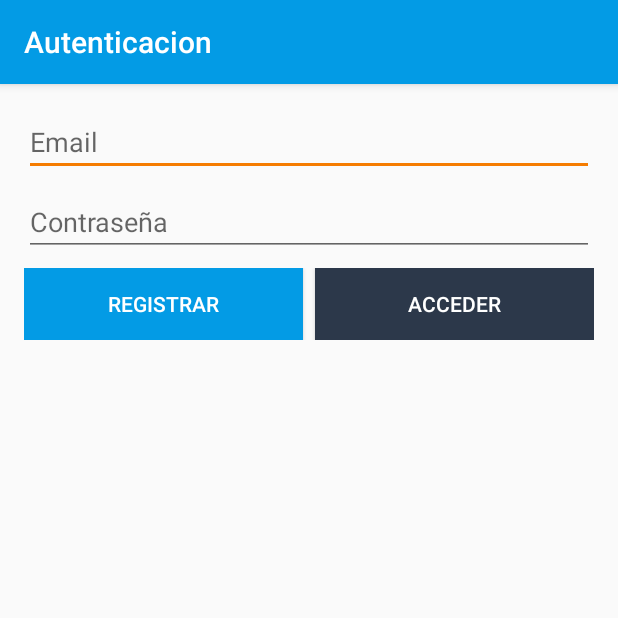
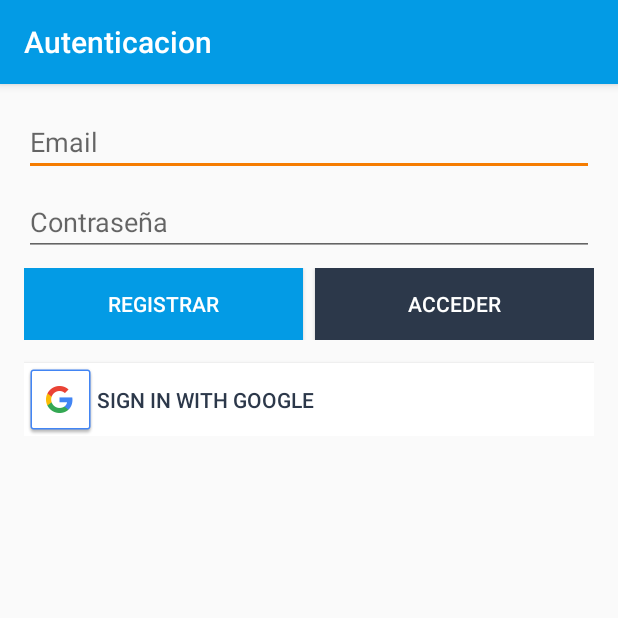
Before and after one commit to Andrea9924/Cronometro1, an Android app: the screen it shows after launch (AuthActivity), on a phone screen of 412 x 824 dp, the top half of it. Run offline under Robolectric (Android 15) with nearby library versions, the phone set to English and light mode, and no system bars; our stand-ins replace Firebase (no records; nobody signed in at launch, a user with empty details on screens opened directly).

Commit message:
Login con google creado y mantener sesion iniciada

```diff
--- a/app/build.gradle
+++ b/app/build.gradle
@@ -28,9 +28,10 @@ android {
 dependencies {
     implementation fileTree(dir: "libs", include: ["*.jar"])
     implementation 'androidx.appcompat:appcompat:1.2.0'
-    implementation 'androidx.constraintlayout:constraintlayout:2.0.2'
+    implementation 'androidx.constraintlayout:constraintlayout:2.0.3'
     implementation platform('com.google.firebase:firebase-bom:25.12.0')
-    implementation 'com.google.firebase:firebase-auth:19.4.0'
+    implementation 'com.google.firebase:firebase-auth:20.0.0'
+    implementation 'com.google.android.gms:play-services-auth:18.1.0'
     testImplementation 'junit:junit:4.12'
     androidTestImplementation 'androidx.test.ext:junit:1.1.2'
     androidTestImplementation 'androidx.test.espresso:espresso-core:3.3.0'
--- a/app/src/main/AndroidManifest.xml
+++ b/app/src/main/AndroidManifest.xml
@@ -9,8 +9,9 @@
         android:roundIcon="@mipmap/ic_launcher_round"
         android:supportsRtl="true"
         android:theme="@style/AppTheme">
+        <activity android:name=".VerEventos" />
         <activity android:name=".ActivityCronometro" />
-        <activity android:name=".Actividades" />
+        <activity android:name=".AgendarActividades" />
         <activity android:name=".HomeActivity" />
         <activity android:name=".AuthActivity">
             <intent-filter>
--- a/app/src/main/java/com/example/cronometro/AuthActivity.kt
+++ b/app/src/main/java/com/example/cronometro/AuthActivity.kt
@@ -1,19 +1,47 @@
 package com.example.cronometro
 
+import android.content.Context
 import android.content.Intent
 import android.os.Bundle
+import android.view.View
 import androidx.appcompat.app.AlertDialog
 import androidx.appcompat.app.AppCompatActivity
+import com.google.android.gms.auth.api.signin.GoogleSignIn
+import com.google.android.gms.auth.api.signin.GoogleSignInOptions
+import com.google.android.gms.common.api.ApiException
 import com.google.firebase.auth.FirebaseAuth
+import com.google.firebase.auth.GoogleAuthProvider
 import kotlinx.android.synthetic.main.activity_auth.*
 
 class AuthActivity : AppCompatActivity() {
+
+    private val GOOGLE_SIGN_IN = 100
+
     override fun onCreate(savedInstanceState: Bundle?) {
         super.onCreate(savedInstanceState)
         setContentView(R.layout.activity_auth)
 
         //Setup
         setup()
+        session()
+    }
+
+    override fun onStart() {
+        super.onStart()
+
+        authLayout.visibility = View.VISIBLE
+    }
+
+    private fun session() {
+
+        val prefs = getSharedPreferences(getString(R.string.prefs_file), Context.MODE_PRIVATE)
+        val email = prefs.getString("email", null)
+        val provider = prefs.getString("provider", null)
+
+        if (email != null && provider != null) {
+            authLayout.visibility = View.INVISIBLE
+            showHome(email, ProviderType.valueOf(provider))
+        }
     }
 
     private fun setup() {
@@ -45,6 +73,20 @@ class AuthActivity : AppCompatActivity() {
                 }
             }
         }
+        googleButton.setOnClickListener {
+
+            //Configuracion
+
+            val googleConf = GoogleSignInOptions.Builder(GoogleSignInOptions.DEFAULT_SIGN_IN)
+                    .requestIdToken(getString(R.string.default_web_client_id))
+                    .requestEmail()
+                    .build()
+            val googleClient = GoogleSignIn.getClient(this, googleConf)
+
+            googleClient.signOut()
+
+            startActivityForResult(googleClient.signInIntent, GOOGLE_SIGN_IN )
+        }
     }
 
     private fun showAlert() {
@@ -63,4 +105,29 @@ class AuthActivity : AppCompatActivity() {
         }
         startActivity(homeIntent)
     }
+
+    override fun onActivityResult(requestCode: Int, resultCode: Int, data: Intent?) {
+        super.onActivityResult(requestCode, resultCode, data)
+
+        if( requestCode == GOOGLE_SIGN_IN) {
+            val task = GoogleSignIn.getSignedInAccountFromIntent(data)
+            try {
+
+                val account = task.getResult(ApiException::class.java)
+                if ( account != null) {
+                    val credential = GoogleAuthProvider.getCredential(account.idToken, null)
+
+                    FirebaseAuth.getInstance().signInWithCredential(credential).addOnCompleteListener {
+                        if(it.isSuccessful) {
+                            showHome(account.email ?: "", ProviderType.GOOGLE)
+                        } else {
+                            showAlert()
+                        }
+                    }
+                }
+            } catch (e: ApiException) {
+                showAlert()
+            }
+        }
+    }
 }
--- a/app/src/main/res/layout/activity_auth.xml
+++ b/app/src/main/res/layout/activity_auth.xml
@@ -7,6 +7,7 @@
     tools:context=".AuthActivity">
 
     <LinearLayout
+        android:id="@+id/authLayout"
         android:layout_width="0dp"
         android:layout_height="wrap_content"
         android:layout_marginStart="16dp"
@@ -54,8 +55,8 @@
                 android:layout_height="wrap_content"
                 android:layout_weight="1"
                 android:background="@color/colorPrimary"
-                android:textColor="@android:color/white"
-                android:text="Registrar" />
+                android:text="Registrar"
+                android:textColor="@android:color/white" />
 
             <Space
                 android:layout_width="8dp"
@@ -67,8 +68,27 @@
                 android:layout_height="wrap_content"
                 android:layout_weight="1"
                 android:background="@color/colorPrimaryDark"
-                android:textColor="@android:color/white"
-                android:text="Acceder" />
+                android:text="Acceder"
+                android:textColor="@android:color/white" />
         </LinearLayout>
+
+        <Space
+            android:layout_width="match_parent"
+            android:layout_height="15dp" />
+
+        <Button
+            android:id="@+id/googleButton"
+            android:layout_width="match_parent"
+            android:layout_height="wrap_content"
+            android:layout_gravity="start"
+            android:autoText="false"
+            android:background="@android:color/white"
+            android:drawableStart="@drawable/common_google_signin_btn_icon_dark_normal"
+            android:drawableLeft="@drawable/common_google_signin_btn_icon_dark_normal"
+            android:freezesText="false"
+            android:text="Sign in with Google"
+            android:textAlignment="textStart"
+            android:textColor="@color/colorPrimaryDark"
+            android:textIsSelectable="false" />
     </LinearLayout>
 </androidx.constraintlayout.widget.ConstraintLayout>
--- a/app/src/main/res/values/strings.xml
+++ b/app/src/main/res/values/strings.xml
@@ -6,4 +6,9 @@
     <string name="btn_Detener">Detener</string>
     <string name="btn_Reiniciar">Reiniciar</string>
     <string name="btn_Volver">Volver al menu</string>
+    <string name="EditText1"> Nombre de la Actividad </string>
+    <string name="EditText2"> Seleccione la fecha </string>
+    <string name="EditText3"> Seleccione la Hora </string>
+    <string name="TextView4"> Agregar </string>
+    <string name="prefs_file">PREFERENCE_FILE_KEY</string>
 </resources>
```
Also changed, not shown: app/src/main/java/com/example/cronometro/Actividades.java (deleted, +0 -94 lines), app/src/main/java/com/example/cronometro/AgendarActividades.java (added, +76 -0 lines), app/src/main/java/com/example/cronometro/HomeActivity.kt (+27 -2 lines), app/src/main/java/com/example/cronometro/VerEventos.java (added, +32 -0 lines), app/src/main/res/layout/activity_actividades.xml (deleted, +0 -43 lines), app/src/main/res/layout/activity_agendaractividades.xml (added, +117 -0 lines), app/src/main/res/layout/activity_home.xml (+15 -2 lines), app/src/main/res/layout/activity_ver_eventos.xml (added, +17 -0 lines), app/src/main/res/menu/menu_en_actividades.xml (deleted, +0 -20 lines).
